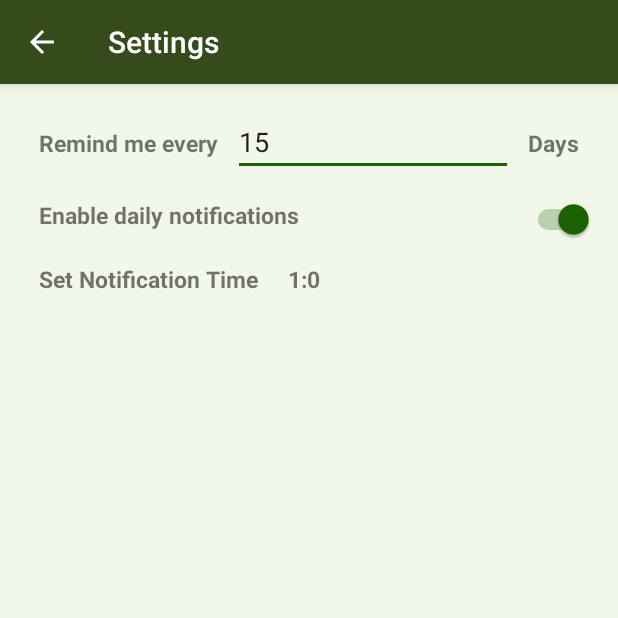
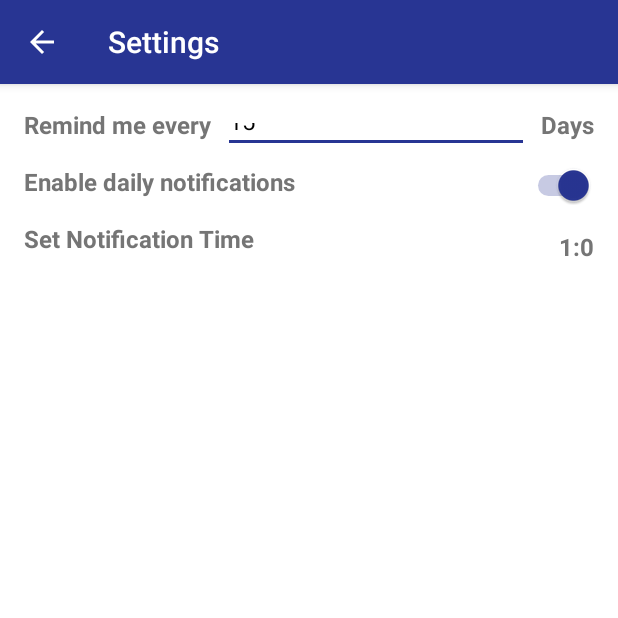
Before and after one commit to PadaliaRushabh/remembertocall, an Android app: the SettingActivity screen opened directly, with no data from a screen before it, on a phone screen of 412 x 824 dp, the top half of it. Run offline under Robolectric (Android 15) with nearby library versions, the phone set to English and light mode, and no system bars.

Commit message:
initital ui left with few more things

```diff
--- a/app/src/main/res/layout/activity_setting.xml
+++ b/app/src/main/res/layout/activity_setting.xml
@@ -1,141 +1,91 @@
 <?xml version="1.0" encoding="utf-8"?>
-<LinearLayout xmlns:android="http://schemas.android.com/apk/res/android"
-    xmlns:tools="http://schemas.android.com/tools"
+<RelativeLayout xmlns:android="http://schemas.android.com/apk/res/android"
     android:layout_width="match_parent"
     android:layout_height="match_parent"
-    xmlns:fab="http://schemas.android.com/apk/res-auto"
-    android:paddingBottom="@dimen/activity_vertical_margin"
-    android:paddingLeft="@dimen/activity_horizontal_margin"
-    android:paddingRight="@dimen/activity_horizontal_margin"
-    android:paddingTop="@dimen/activity_vertical_margin"
-    android:orientation="vertical"
+    android:padding="@dimen/sixteen_dp"
     android:background="@color/appBackground">
 
-    <LinearLayout
-        android:layout_width="match_parent"
-        android:layout_height="wrap_content"
-        android:orientation="horizontal"
-        android:id="@+id/linearLayout_1">
+
 
         <TextView
             android:layout_width="wrap_content"
             android:layout_height="wrap_content"
             android:text="@string/setting_label_reminder"
             android:id="@+id/setting_remind_me"
-            android:layout_below="@+id/linearLayout"
-            android:layout_alignRight="@+id/linearLayout"
-            android:layout_alignEnd="@+id/linearLayout"
-            android:fontFamily="@string/action_setting"
-            android:textSize="15dp"
-            android:layout_marginRight="10dp"
-            android:layout_marginLeft="10dp"
-            android:textStyle="normal|bold" />
+            android:textColor="@color/grey"
+            android:textSize="@dimen/sixteen_sp"
+            android:textStyle="bold" />
 
         <EditText
             android:layout_width="wrap_content"
-            android:layout_height="wrap_content"
+            android:layout_height="30dp"
             android:inputType="numberSigned"
             android:ems="10"
+            android:layout_marginRight="@dimen/eight_dp"
+            android:layout_marginLeft="@dimen/eight_dp"
+            android:textColor="@color/black"
             android:id="@+id/editText_reminderDays"
-            android:layout_weight="1" />
+            android:textSize="@dimen/sixteen_sp"
+            android:layout_toRightOf="@+id/setting_remind_me"
+            android:layout_toLeftOf="@+id/setting_days" />
 
         <TextView
             android:layout_width="wrap_content"
             android:layout_height="wrap_content"
             android:text="@string/setting_label_reminder_days"
             android:id="@+id/setting_days"
-            android:layout_below="@+id/linearLayout"
-            android:layout_alignRight="@+id/linearLayout"
-            android:layout_alignEnd="@+id/linearLayout"
-            android:fontFamily="@string/action_setting"
-            android:textSize="15dp"
-            android:layout_marginRight="10dp"
-            android:layout_marginLeft="10dp"
-            android:textIsSelectable="true"
-            android:textStyle="normal|bold" />
+            android:textColor="@color/grey"
+            android:textSize="@dimen/sixteen_sp"
+            android:textStyle="bold"
+            android:layout_alignParentRight="true" />
 
 
-
-
-    </LinearLayout>
-
-
-    <LinearLayout
-        android:layout_width="match_parent"
-        android:layout_height="wrap_content"
-        android:orientation="horizontal"
-        android:layout_marginTop="15dp"
-        android:id="@+id/linearLayout_2">
 
         <TextView
             android:layout_width="wrap_content"
             android:layout_height="wrap_content"
             android:text="@string/setting_label_notification"
             android:id="@+id/setting_notification"
-            android:layout_below="@+id/linearLayout"
-            android:layout_alignRight="@+id/linearLayout"
-            android:layout_alignEnd="@+id/linearLayout"
-            android:fontFamily="@string/action_setting"
-            android:textSize="15dp"
-            android:layout_marginRight="10dp"
-            android:layout_marginLeft="10dp"
-            android:textStyle="normal|bold"
-            android:enabled="true" />
+            android:textColor="@color/grey"
+            android:textSize="@dimen/sixteen_sp"
+            android:layout_marginTop="@dimen/sixteen_dp"
+            android:textStyle="bold"
+            android:layout_below="@+id/setting_remind_me" />
 
 
         <Switch
-            android:layout_width="match_parent"
+            android:layout_width="wrap_content"
             android:layout_height="wrap_content"
             android:id="@+id/switch_notification"
-            android:layout_gravity="right" />
+            android:layout_marginTop="@dimen/sixteen_dp"
+            android:layout_below="@+id/setting_days"
+            android:layout_alignParentRight="true" />
 
-
-    </LinearLayout>
-
-    <LinearLayout
-        android:layout_width="match_parent"
-        android:layout_height="wrap_content"
-        android:orientation="horizontal"
-        android:layout_marginTop="15dp"
-        android:id="@+id/linearLayout_3">
 
         <TextView
             android:layout_width="wrap_content"
             android:layout_height="wrap_content"
+            android:textColor="@color/grey"
+            android:textSize="@dimen/sixteen_sp"
+            android:textStyle="bold"
+            android:layout_marginTop="@dimen/sixteen_dp"
             android:text="@string/setting_label_notification_time"
             android:id="@+id/setting_notification_time"
-            android:layout_below="@+id/linearLayout"
-            android:layout_alignRight="@+id/linearLayout"
-            android:layout_alignEnd="@+id/linearLayout"
-            android:fontFamily="@string/action_setting"
-            android:textSize="15dp"
-            android:layout_marginRight="10dp"
-            android:layout_marginLeft="10dp"
-            android:textStyle="normal|bold"
-            android:enabled="true" />
+            android:layout_below="@+id/setting_notification" />
 
         <TextView
-            android:layout_width="match_parent"
+            android:layout_width="wrap_content"
             android:layout_height="wrap_content"
             android:text="@string/setting_label_notification_time_sample"
             android:id="@+id/txt_time"
-            android:layout_below="@+id/linearLayout"
-            android:layout_alignRight="@+id/linearLayout"
-            android:layout_alignEnd="@+id/linearLayout"
-            android:fontFamily="@string/action_setting"
-            android:textSize="15dp"
-            android:layout_marginRight="10dp"
-            android:layout_marginLeft="10dp"
-            android:textIsSelectable="true"
-            android:textStyle="normal|bold"
             android:clickable="true"
             android:focusable="true"
-            android:layout_gravity="right" />
+            android:textColor="@color/grey"
+            android:textSize="@dimen/sixteen_sp"
+            android:textStyle="bold"
+            android:layout_marginTop="@dimen/sixteen_dp"
+            android:layout_below="@+id/switch_notification"
+            android:layout_alignParentRight="true" />
 
 
-    </LinearLayout>
-
-
-
-
-</LinearLayout>
+</RelativeLayout>
--- a/app/src/main/res/menu/main_menu.xml
+++ b/app/src/main/res/menu/main_menu.xml
@@ -3,14 +3,14 @@
     xmlns:app="http://schemas.android.com/apk/res-auto">
     <item
         android:id="@+id/action_setting"
-        android:icon="@android:drawable/ic_menu_preferences"
+        android:icon="@drawable/ic_settings_24dp"
         android:title="@string/action_setting"
         android:orderInCategory="100"
-        app:showAsAction="always" />
+        app:showAsAction="never" />
 
     <item
         android:id="@+id/action_about"
-        android:icon="@android:drawable/ic_menu_preferences"
+        android:icon="@drawable/ic_info_24dp"
         android:title="@string/action_about"
         android:orderInCategory="100"
         app:showAsAction="never" />
--- a/app/src/main/res/values/colors.xml
+++ b/app/src/main/res/values/colors.xml
@@ -1,7 +1,9 @@
 <?xml version="1.0" encoding="utf-8"?>
 <resources>
-    <color name="colorPrimary">#354b1c</color>
-    <color name="colorPrimaryDark">#203512</color>
-    <color name="colorAccent">#1b6303</color>
-    <color name="appBackground">#F1F8E9</color>
+    <color name="colorPrimary">#283593</color>
+    <color name="colorPrimaryDark">#1A237E</color>
+    <color name="colorAccent">#283593</color>
+    <color name="appBackground">#ffffff</color>
+    <color name="black">#000000</color>
+    <color name="grey">#757575</color>
 </resources>
--- a/app/src/main/res/values/dimens.xml
+++ b/app/src/main/res/values/dimens.xml
@@ -2,4 +2,11 @@
     <!-- Default screen margins, per the Android Design guidelines. -->
     <dimen name="activity_horizontal_margin">16dp</dimen>
     <dimen name="activity_vertical_margin">16dp</dimen>
+
+    <dimen name="sixteen_dp">16dp</dimen>
+    <dimen name="eight_dp">8dp</dimen>
+    <dimen name="sixteen_sp">16sp</dimen>
+    <dimen name="fourteen_sp">14sp</dimen>
+
+    <dimen name="thirtytwo_sp">32sp</dimen>
 </resources>
--- a/app/src/main/res/values/strings.xml
+++ b/app/src/main/res/values/strings.xml
@@ -37,8 +37,7 @@
         Apache License\n
         Version 2.0, January 2004\n
         http://www.apache.org/licenses/\n
-
-        \n\n
+        \n
         The following software may be included in this product: FloatingActionButton. This software contains the following license\n
         The MIT License (MIT)
         Copyright (c) 2014 Oleksandr Melnykov
--- a/app/src/main/res/values/styles.xml
+++ b/app/src/main/res/values/styles.xml
@@ -6,6 +6,7 @@
         <item name="colorPrimary">@color/colorPrimary</item>
         <item name="colorPrimaryDark">@color/colorPrimaryDark</item>
         <item name="colorAccent">@color/colorAccent</item>
+
     </style>
 
 </resources>
```
Also changed, not shown: app/src/main/res/drawable/ic_info_24dp.xml (added, +9 -0 lines), app/src/main/res/drawable/ic_settings_24dp.xml (added, +9 -0 lines), app/src/main/res/layout/activity_about.xml (+33 -59 lines), app/src/main/res/layout/activity_main.xml (+2 -6 lines), app/src/main/res/layout/contact_list_items.xml (+24 -34 lines).
